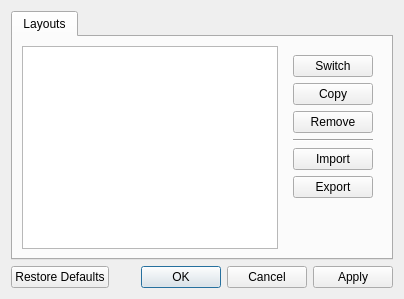
KDE/latte-dock, file app/layoutconfigdialog.ui: the form before one commit.
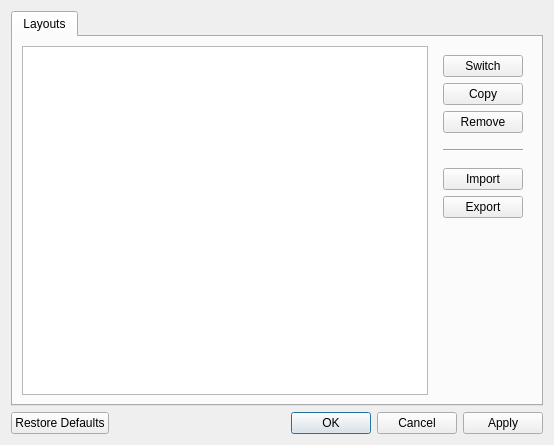
The form after the commit. Icons and pictures are not drawn.

Commit message: improve visual for layouts tableview

```diff
--- a/app/layoutconfigdialog.ui
+++ b/app/layoutconfigdialog.ui
@@ -2,6 +2,14 @@
 <ui version="4.0">
  <class>LayoutConfigDialog</class>
  <widget class="QDialog" name="LayoutConfigDialog">
+  <property name="geometry">
+   <rect>
+    <x>0</x>
+    <y>0</y>
+    <width>554</width>
+    <height>445</height>
+   </rect>
+  </property>
   <property name="windowTitle">
    <string/>
   </property>
@@ -22,8 +30,11 @@
       <layout class="QHBoxLayout" name="horizontalLayout">
        <item>
         <widget class="QTableView" name="layoutsView">
+         <property name="alternatingRowColors">
+          <bool>true</bool>
+         </property>
          <property name="showGrid">
-          <bool>true</bool>
+          <bool>false</bool>
          </property>
          <attribute name="horizontalHeaderVisible">
           <bool>true</bool>
@@ -75,6 +86,22 @@
             </property>
            </widget>
           </item>
+          <item>
+           <spacer name="verticalSpacer_2">
+            <property name="orientation">
+             <enum>Qt::Vertical</enum>
+            </property>
+            <property name="sizeType">
+             <enum>QSizePolicy::Preferred</enum>
+            </property>
+            <property name="sizeHint" stdset="0">
+             <size>
+              <width>20</width>
+              <height>10</height>
+             </size>
+            </property>
+           </spacer>
+          </item>
           <item>
            <widget class="Line" name="line">
             <property name="sizePolicy">
@@ -103,6 +130,22 @@
             </property>
            </widget>
           </item>
+          <item>
+           <spacer name="verticalSpacer_3">
+            <property name="orientation">
+             <enum>Qt::Vertical</enum>
+            </property>
+            <property name="sizeType">
+             <enum>QSizePolicy::Preferred</enum>
+            </property>
+            <property name="sizeHint" stdset="0">
+             <size>
+              <width>20</width>
+              <height>10</height>
+             </size>
+            </property>
+           </spacer>
+          </item>
           <item>
            <widget class="QPushButton" name="importButton">
             <property name="text">
```
The commit also changes 1 other file.
